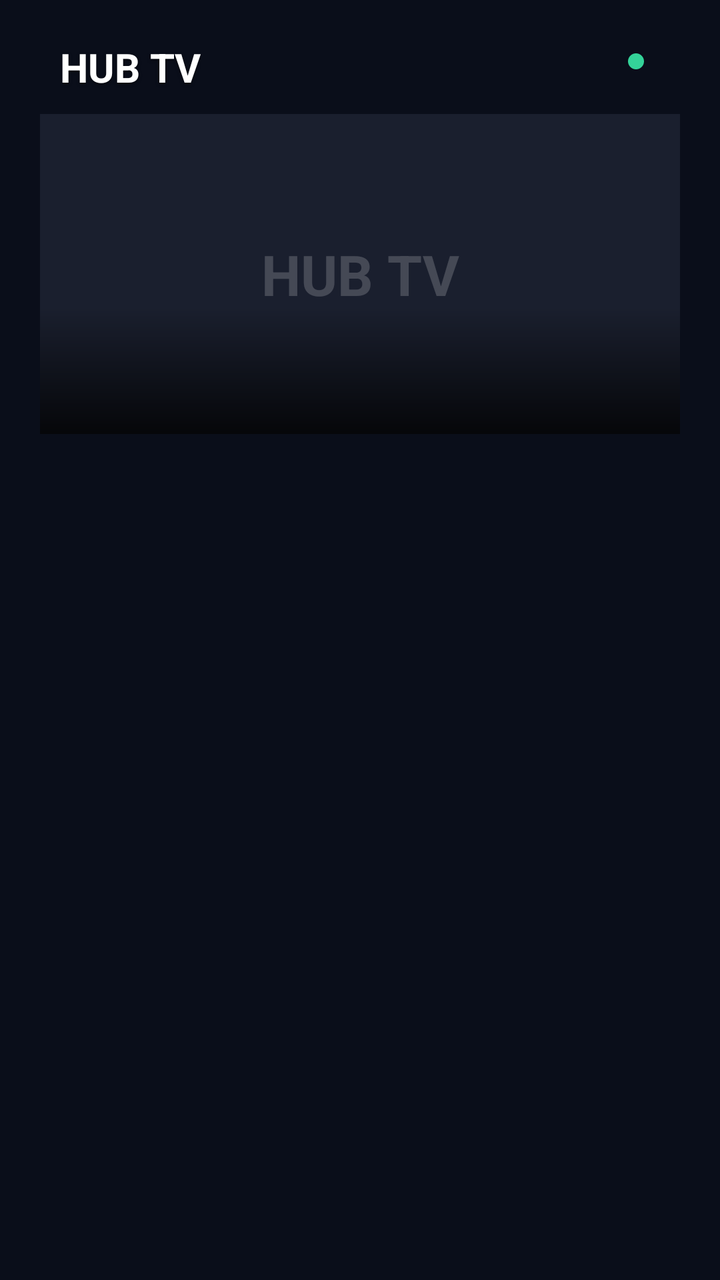
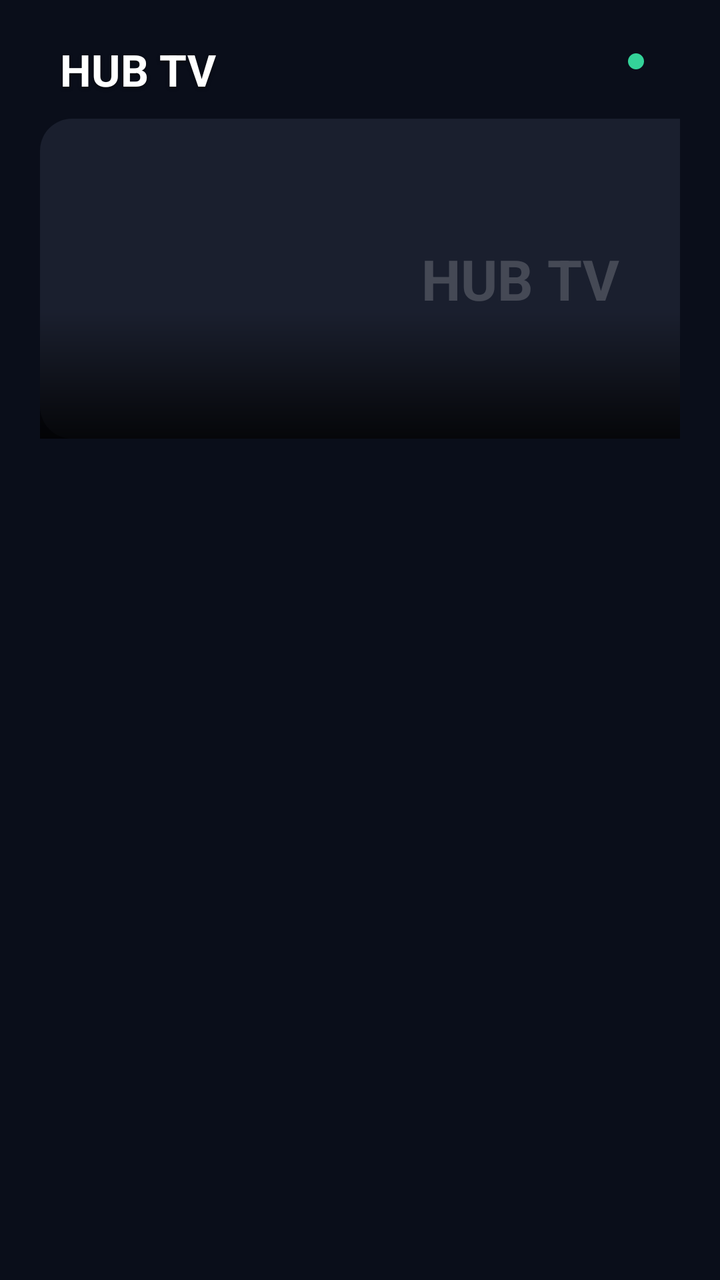

Before-and-after screenshots of an Android layout around one commit, followed by the original layout XML and the change that was made.
<!-- AndroidManifest.xml: application theme Theme.Agent -->
<!-- res/layout/activity_launcher.xml -->
<?xml version="1.0" encoding="utf-8"?>
<FrameLayout xmlns:android="http://schemas.android.com/apk/res/android"
    android:layout_width="match_parent"
    android:layout_height="match_parent"
    android:background="#0A0E1A">

    
    <View
        android:id="@+id/fundo_gradiente"
        android:layout_width="match_parent"
        android:layout_height="match_parent" />

    
    <ImageView
        android:id="@+id/fundo_imagem"
        android:layout_width="match_parent"
        android:layout_height="match_parent"
        android:scaleType="centerCrop"
        android:visibility="gone" />

    <LinearLayout
        android:layout_width="match_parent"
        android:layout_height="match_parent"
        android:orientation="vertical"
        android:padding="20dp">

        
        <LinearLayout
            android:layout_width="match_parent"
            android:layout_height="wrap_content"
            android:orientation="horizontal"
            android:layout_marginBottom="10dp">

            <LinearLayout
                android:id="@+id/slot_esquerda"
                android:layout_width="0dp"
                android:layout_weight="1"
                android:layout_height="wrap_content"
                android:orientation="horizontal"
                android:gravity="start|center_vertical">

                
                <LinearLayout
                    android:id="@+id/bloco_identidade"
                    android:layout_width="wrap_content"
                    android:layout_height="wrap_content"
                    android:orientation="horizontal"
                    android:gravity="center_vertical">

                    <ImageView
                        android:id="@+id/logo"
                        android:layout_width="wrap_content"
                        android:layout_height="36dp"
                        android:adjustViewBounds="true"
                        android:scaleType="fitCenter"
                        android:visibility="gone" />

                    <TextView
                        android:id="@+id/nome_launcher"
                        android:layout_width="wrap_content"
                        android:layout_height="wrap_content"
                        android:text="HUB TV"
                        android:textColor="#FFFFFF"
                        android:textSize="20sp"
                        android:textStyle="bold"
                        android:singleLine="true"
                        android:layout_marginStart="10dp"
                        android:shadowColor="#80000000"
                        android:shadowDx="0"
                        android:shadowDy="2"
                        android:shadowRadius="4" />
                </LinearLayout>

                
                <LinearLayout
                    android:id="@+id/sistema_atalhos"
                    android:layout_width="wrap_content"
                    android:layout_height="wrap_content"
                    android:orientation="horizontal"
                    android:gravity="center_vertical"
                    android:layout_marginStart="16dp" />
            </LinearLayout>

            <LinearLayout
                android:id="@+id/slot_centro"
                android:layout_width="0dp"
                android:layout_weight="1"
                android:layout_height="wrap_content"
                android:orientation="horizontal"
                android:gravity="center" />

            <LinearLayout
                android:id="@+id/slot_direita"
                android:layout_width="0dp"
                android:layout_weight="1"
                android:layout_height="wrap_content"
                android:orientation="horizontal"
                android:gravity="end|center_vertical">

                
                <LinearLayout
                    android:id="@+id/relogio_container"
                    android:layout_width="wrap_content"
                    android:layout_height="wrap_content"
                    android:orientation="horizontal"
                    android:gravity="center_vertical">

                    <View
                        android:id="@+id/indicador_status"
                        android:layout_width="8dp"
                        android:layout_height="8dp"
                        android:layout_marginEnd="8dp"
                        android:background="@drawable/circulo_verde" />

                    <TextView
                        android:id="@+id/relogio"
                        android:layout_width="wrap_content"
                        android:layout_height="wrap_content"
                        android:textColor="#B0FFFFFF"
                        android:textSize="16sp"
                        android:fontFamily="sans-serif-light" />

                    <TextView
                        android:id="@+id/data"
                        android:layout_width="wrap_content"
                        android:layout_height="wrap_content"
                        android:textColor="#70FFFFFF"
                        android:textSize="12sp"
                        android:singleLine="true"
                        android:layout_marginStart="10dp" />
                </LinearLayout>
            </LinearLayout>
        </LinearLayout>

        
        <FrameLayout
            android:id="@+id/banner_container"
            android:layout_width="480dp"
            android:layout_height="160dp"
            android:layout_gravity="center_horizontal"
            android:background="@drawable/card_bg"
            android:clipChildren="true"
            android:clipToPadding="true"
            android:layout_marginBottom="10dp">

            <ImageView
                android:id="@+id/banner_imagem_a"
                android:layout_width="match_parent"
                android:layout_height="match_parent"
                android:scaleType="centerCrop"
                android:visibility="gone" />

            <ImageView
                android:id="@+id/banner_imagem_b"
                android:layout_width="match_parent"
                android:layout_height="match_parent"
                android:scaleType="centerCrop"
                android:visibility="gone" />

            <LinearLayout
                android:id="@+id/banner_overlay"
                android:layout_width="match_parent"
                android:layout_height="wrap_content"
                android:layout_gravity="bottom"
                android:orientation="vertical"
                android:padding="12dp"
                android:background="@drawable/gradiente_inferior">

                <TextView
                    android:id="@+id/banner_titulo"
                    android:layout_width="wrap_content"
                    android:layout_height="wrap_content"
                    android:textColor="#FFFFFF"
                    android:textSize="16sp"
                    android:textStyle="bold"
                    android:shadowColor="#80000000"
                    android:shadowDx="0"
                    android:shadowDy="1"
                    android:shadowRadius="3" />

                <TextView
                    android:id="@+id/banner_subtitulo"
                    android:layout_width="wrap_content"
                    android:layout_height="wrap_content"
                    android:textColor="#B0FFFFFF"
                    android:textSize="12sp"
                    android:layout_marginTop="2dp" />
            </LinearLayout>

            
            <LinearLayout
                android:id="@+id/banner_pontos"
                android:layout_width="wrap_content"
                android:layout_height="wrap_content"
                android:layout_gravity="bottom|center_horizontal"
                android:orientation="horizontal"
                android:layout_marginBottom="8dp"
                android:visibility="gone" />

            
            <TextView
                android:id="@+id/banner_placeholder"
                android:layout_width="match_parent"
                android:layout_height="match_parent"
                android:gravity="center"
                android:text="HUB TV"
                android:textColor="#30FFFFFF"
                android:textSize="28sp"
                android:textStyle="bold" />
        </FrameLayout>

        
        <androidx.recyclerview.widget.RecyclerView
            android:id="@+id/apps_grid"
            android:layout_width="match_parent"
            android:layout_height="wrap_content"
            android:clipToPadding="false"
            android:padding="6dp" />

        
        <View
            android:layout_width="match_parent"
            android:layout_height="0dp"
            android:layout_weight="1" />

        
        <LinearLayout
            android:id="@+id/atalhos_container"
            android:layout_width="match_parent"
            android:layout_height="wrap_content"
            android:orientation="horizontal"
            android:gravity="start|center_vertical"
            android:layout_marginTop="8dp" />

    </LinearLayout>

    
    <FrameLayout
        android:id="@+id/tela_ativacao"
        android:layout_width="match_parent"
        android:layout_height="match_parent"
        android:background="#E0101828"
        android:visibility="gone">

        <LinearLayout
            android:layout_width="wrap_content"
            android:layout_height="wrap_content"
            android:layout_gravity="center"
            android:gravity="center"
            android:orientation="vertical"
            android:padding="40dp">

            <TextView
                android:layout_width="wrap_content"
                android:layout_height="wrap_content"
                android:text="ATIVACAO NECESSARIA"
                android:textColor="#FBBF24"
                android:textSize="22sp"
                android:textStyle="bold" />

            <TextView
                android:layout_width="wrap_content"
                android:layout_height="wrap_content"
                android:text="Informe o codigo abaixo ao seu revendedor"
                android:textColor="#80FFFFFF"
                android:textSize="14sp"
                android:layout_marginTop="8dp" />

            <TextView
                android:id="@+id/codigo_ativacao_display"
                android:layout_width="wrap_content"
                android:layout_height="wrap_content"
                android:textColor="#22C55E"
                android:textSize="48sp"
                android:textStyle="bold"
                android:letterSpacing="0.3"
                android:layout_marginTop="20dp"
                android:fontFamily="monospace" />

            <TextView
                android:id="@+id/ativacao_status_texto"
                android:layout_width="wrap_content"
                android:layout_height="wrap_content"
                android:textColor="#60FFFFFF"
                android:textSize="12sp"
                android:layout_marginTop="12dp" />
        </LinearLayout>
    </FrameLayout>

    
    <FrameLayout
        android:id="@+id/tela_bloqueio"
        android:layout_width="match_parent"
        android:layout_height="match_parent"
        android:background="#E0000000"
        android:visibility="gone">

        <LinearLayout
            android:layout_width="wrap_content"
            android:layout_height="wrap_content"
            android:layout_gravity="center"
            android:gravity="center"
            android:orientation="vertical"
            android:padding="40dp">

            <TextView
                android:layout_width="wrap_content"
                android:layout_height="wrap_content"
                android:text="DISPOSITIVO BLOQUEADO"
                android:textColor="#F87171"
                android:textSize="24sp"
                android:textStyle="bold" />

            <TextView
                android:layout_width="wrap_content"
                android:layout_height="wrap_content"
                android:text="Entre em contato com seu revendedor"
                android:textColor="#80FFFFFF"
                android:textSize="14sp"
                android:layout_marginTop="8dp" />
        </LinearLayout>
    </FrameLayout>
</FrameLayout>
<!-- resources referenced by this layout -->
<resources>
  <!-- drawable card_bg (drawable) -->
  <?xml version="1.0" encoding="utf-8"?>
  <shape xmlns:android="http://schemas.android.com/apk/res/android"
      android:shape="rectangle">
      <solid android:color="#1A1F2E" />
      <corners android:radius="16dp" />
  </shape>
  <!-- drawable circulo_verde (drawable) -->
  <?xml version="1.0" encoding="utf-8"?>
  <shape xmlns:android="http://schemas.android.com/apk/res/android"
      android:shape="oval">
      <solid android:color="#34D399" />
      <size android:width="8dp" android:height="8dp" />
  </shape>
  <!-- drawable gradiente_inferior (drawable) -->
  <?xml version="1.0" encoding="utf-8"?>
  <shape xmlns:android="http://schemas.android.com/apk/res/android"
      android:shape="rectangle">
      <gradient
          android:angle="90"
          android:startColor="#CC000000"
          android:endColor="#00000000" />
  </shape>
  <style name="Theme.Agent" parent="Theme.Material3.Dark.NoActionBar">
          <item name="android:windowBackground">@color/fundo</item>
          <item name="colorPrimary">@color/accent</item>
          <item name="colorOnPrimary">#08130C</item>
          <item name="android:statusBarColor">@color/fundo</item>
          <item name="android:navigationBarColor">@color/fundo</item>
      </style>
  <color name="fundo">#0E1116</color>
  <color name="accent">#34D399</color>
</resources>

<!-- the commit's change to res/layout/activity_launcher.xml (unified diff, before → after) -->
@@ -47,10 +47,12 @@
                     android:orientation="horizontal"
                     android:gravity="center_vertical">
 
+                    
                     <ImageView
                         android:id="@+id/logo"
                         android:layout_width="wrap_content"
-                        android:layout_height="36dp"
+                        android:layout_height="52dp"
+                        android:maxWidth="240dp"
                         android:adjustViewBounds="true"
                         android:scaleType="fitCenter"
                         android:visibility="gone" />
@@ -61,7 +63,7 @@
                         android:layout_height="wrap_content"
                         android:text="HUB TV"
                         android:textColor="#FFFFFF"
-                        android:textSize="20sp"
+                        android:textSize="22sp"
                         android:textStyle="bold"
                         android:singleLine="true"
                         android:layout_marginStart="10dp"
@@ -133,15 +135,21 @@
         </LinearLayout>
 
         
+        <LinearLayout
+            android:id="@+id/linha_vitrine"
+            android:layout_width="match_parent"
+            android:layout_height="wrap_content"
+            android:orientation="horizontal"
+            android:layout_marginBottom="12dp">
+
+        
         <FrameLayout
             android:id="@+id/banner_container"
             android:layout_width="480dp"
             android:layout_height="160dp"
-            android:layout_gravity="center_horizontal"
             android:background="@drawable/card_bg"
             android:clipChildren="true"
-            android:clipToPadding="true"
-            android:layout_marginBottom="10dp">
+            android:clipToPadding="true">
 
             <ImageView
                 android:id="@+id/banner_imagem_a"
@@ -209,13 +217,27 @@
                 android:textStyle="bold" />
         </FrameLayout>
 
+            
+            <LinearLayout
+                android:id="@+id/destaques_container"
+                android:layout_width="0dp"
+                android:layout_weight="1"
+                android:layout_height="match_parent"
+                android:orientation="vertical"
+                android:layout_marginStart="12dp" />
+        </LinearLayout>
+
         
         <androidx.recyclerview.widget.RecyclerView
             android:id="@+id/apps_grid"
             android:layout_width="match_parent"
             android:layout_height="wrap_content"
+            android:minHeight="136dp"
             android:clipToPadding="false"
-            android:padding="6dp" />
+            android:paddingStart="2dp"
+            android:paddingEnd="2dp"
+            android:paddingTop="4dp"
+            android:paddingBottom="4dp" />
 
         
         <View
@@ -289,10 +311,56 @@
 
     
     <FrameLayout
+        android:id="@+id/tela_instalacao"
+        android:layout_width="match_parent"
+        android:layout_height="match_parent"
+        android:background="#D0070B14"
+        android:visibility="gone">
+
+        <LinearLayout
+            android:layout_width="420dp"
+            android:layout_height="wrap_content"
+            android:layout_gravity="center"
+            android:orientation="vertical"
+            android:gravity="center"
+            android:background="@drawable/card_bg"
+            android:padding="32dp">
+
+            <TextView
+                android:id="@+id/instalacao_titulo"
+                android:layout_width="match_parent"
+                android:layout_height="wrap_content"
+                android:gravity="center"
+                android:textColor="#FFFFFF"
+                android:textSize="20sp"
+                android:textStyle="bold"
+                android:singleLine="true"
+                android:ellipsize="end" />
+
+            <ProgressBar
+                android:id="@+id/instalacao_barra"
+                style="?android:attr/progressBarStyleHorizontal"
+                android:layout_width="match_parent"
+                android:layout_height="6dp"
+                android:max="100"
+                android:layout_marginTop="20dp" />
+
+            <TextView
+                android:id="@+id/instalacao_detalhe"
+                android:layout_width="wrap_content"
+                android:layout_height="wrap_content"
+                android:textColor="#90FFFFFF"
+                android:textSize="14sp"
+                android:layout_marginTop="14dp" />
+        </LinearLayout>
+    </FrameLayout>
+
+    
+    <FrameLayout
         android:id="@+id/tela_bloqueio"
         android:layout_width="match_parent"
         android:layout_height="match_parent"
-        android:background="#E0000000"
+        android:background="#F0070B14"
         android:visibility="gone">
 
         <LinearLayout
@@ -301,23 +369,83 @@
             android:layout_gravity="center"
             android:gravity="center"
             android:orientation="vertical"
-            android:padding="40dp">
-
-            <TextView
-                android:layout_width="wrap_content"
-                android:layout_height="wrap_content"
-                android:text="DISPOSITIVO BLOQUEADO"
+            android:paddingStart="48dp"
+            android:paddingEnd="48dp">
+
+            
+            <ImageView
+                android:id="@+id/bloqueio_logo"
+                android:layout_width="wrap_content"
+                android:layout_height="64dp"
+                android:maxWidth="280dp"
+                android:adjustViewBounds="true"
+                android:scaleType="fitCenter"
+                android:layout_marginBottom="28dp"
+                android:visibility="gone" />
+
+            <TextView
+                android:id="@+id/bloqueio_titulo"
+                android:layout_width="wrap_content"
+                android:layout_height="wrap_content"
+                android:text="ASSINATURA VENCIDA"
                 android:textColor="#F87171"
-                android:textSize="24sp"
+                android:textSize="30sp"
+                android:letterSpacing="0.04"
                 android:textStyle="bold" />
 
             <TextView
-                android:layout_width="wrap_content"
-                android:layout_height="wrap_content"
-                android:text="Entre em contato com seu revendedor"
-                android:textColor="#80FFFFFF"
-                android:textSize="14sp"
-                android:layout_marginTop="8dp" />
+                android:id="@+id/bloqueio_mensagem"
+                android:layout_width="wrap_content"
+                android:layout_height="wrap_content"
+                android:maxWidth="640dp"
+                android:gravity="center"
+                android:text="Fale com seu revendedor para renovar e voltar a assistir."
+                android:textColor="#B0FFFFFF"
+                android:textSize="17sp"
+                android:lineSpacingExtra="4dp"
+                android:layout_marginTop="14dp" />
+
+            
+            <LinearLayout
+                android:id="@+id/bloqueio_contato_card"
+                android:layout_width="wrap_content"
+                android:layout_height="wrap_content"
+                android:orientation="vertical"
+                android:gravity="center"
+                android:background="@drawable/card_bg"
+                android:paddingStart="40dp"
+                android:paddingEnd="40dp"
+                android:paddingTop="20dp"
+                android:paddingBottom="20dp"
+                android:layout_marginTop="32dp"
+                android:visibility="gone">
+
+                <TextView
+                    android:layout_width="wrap_content"
+                    android:layout_height="wrap_content"
+                    android:text="FALE COM SEU REVENDEDOR"
+                    android:textColor="#70FFFFFF"
+                    android:textSize="12sp"
+                    android:letterSpacing="0.12"
+                    android:textStyle="bold" />
+
+                <TextView
+                    android:id="@+id/bloqueio_contato"
+                    android:layout_width="wrap_content"
+                    android:layout_height="wrap_content"
+                    android:textColor="#34D399"
+                    android:textSize="30sp"
+                    android:textStyle="bold"
+                    android:layout_marginTop="8dp" />
+            </LinearLayout>
+
+            <TextView
+                android:id="@+id/bloqueio_venceu_em"
+                android:layout_width="wrap_content"
+                android:layout_height="wrap_content"
+                android:textColor="#60FFFFFF"
+                android:textSize="13sp"
+                android:layout_marginTop="24dp" />
         </LinearLayout>
     </FrameLayout>
 </FrameLayout>
